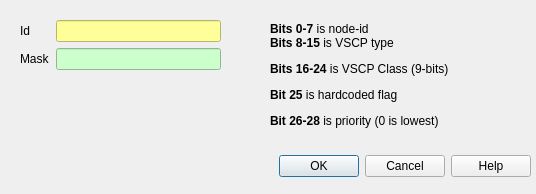
This is src/cdlgcanfilter.ui in grodansparadis/vscp-works-qt as Qt 5 draws it before an edit. The edited form follows.
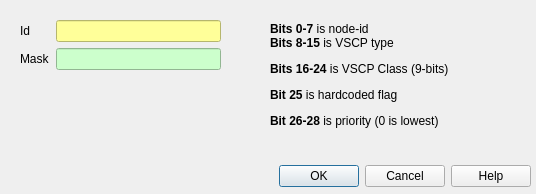
This is the edited form.

```diff
--- a/src/cdlgcanfilter.ui
+++ b/src/cdlgcanfilter.ui
@@ -17,7 +17,7 @@
    <property name="geometry">
     <rect>
      <x>10</x>
-     <y>150</y>
+     <y>160</y>
      <width>521</width>
      <height>32</height>
     </rect>
```
